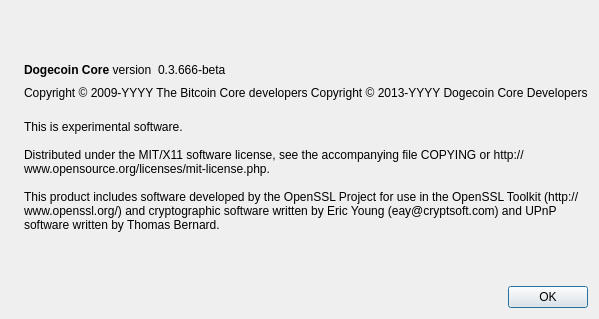
The window that src/qt/forms/aboutdialog.ui (fractalcoin/fractalcoin) describes before a commit, drawn with Qt 5.
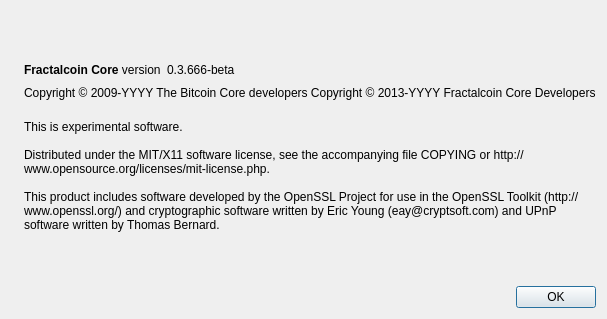
The same window after the commit. Icons and pictures are not drawn.

The edit to the form file:
```diff
--- a/src/qt/forms/aboutdialog.ui
+++ b/src/qt/forms/aboutdialog.ui
@@ -50,7 +50,7 @@
           <cursorShape>IBeamCursor</cursorShape>
          </property>
          <property name="text">
-          <string>&lt;b&gt;Dogecoin Core&lt;/b&gt; version</string>
+          <string>&lt;b&gt;Fractalcoin Core&lt;/b&gt; version</string>
          </property>
          <property name="textInteractionFlags">
           <set>Qt::LinksAccessibleByMouse|Qt::TextSelectableByKeyboard|Qt::TextSelectableByMouse</set>
@@ -92,7 +92,7 @@
        </property>
        <property name="text">
         <string notr="true">Copyright &amp;copy; 2009-YYYY The Bitcoin Core developers
-          Copyright &amp;copy; 2013-YYYY Dogecoin Core Developers</string>
+          Copyright &amp;copy; 2013-YYYY Fractalcoin Core Developers</string>
        </property>
        <property name="textFormat">
         <enum>Qt::RichText</enum>
```
Left out of the diff: 2 changed lines with no effect on the pictures.
